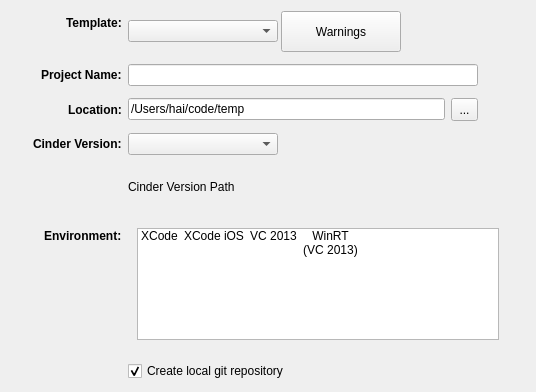
Old version of the form ui/WizardPageMain.ui in the repository cinder/TinderBox.
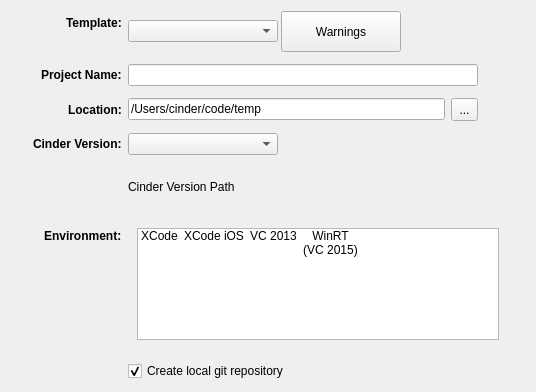
New version of the form. Icons and pictures are not drawn.

The edit to the form file:
```diff
--- a/ui/WizardPageMain.ui
+++ b/ui/WizardPageMain.ui
@@ -177,7 +177,7 @@
             </size>
            </property>
            <property name="text">
-            <string>/Users/hai/code/temp</string>
+            <string>/Users/cinder/code/temp</string>
            </property>
            <property name="cursorPosition">
             <number>20</number>
@@ -376,7 +376,7 @@
             <item>
              <property name="text">
               <string>WinRT
-(VC 2013)</string>
+(VC 2015)</string>
              </property>
              <property name="icon">
               <iconset>
```
Left out of the diff: 6 changed lines with no effect on the pictures.
